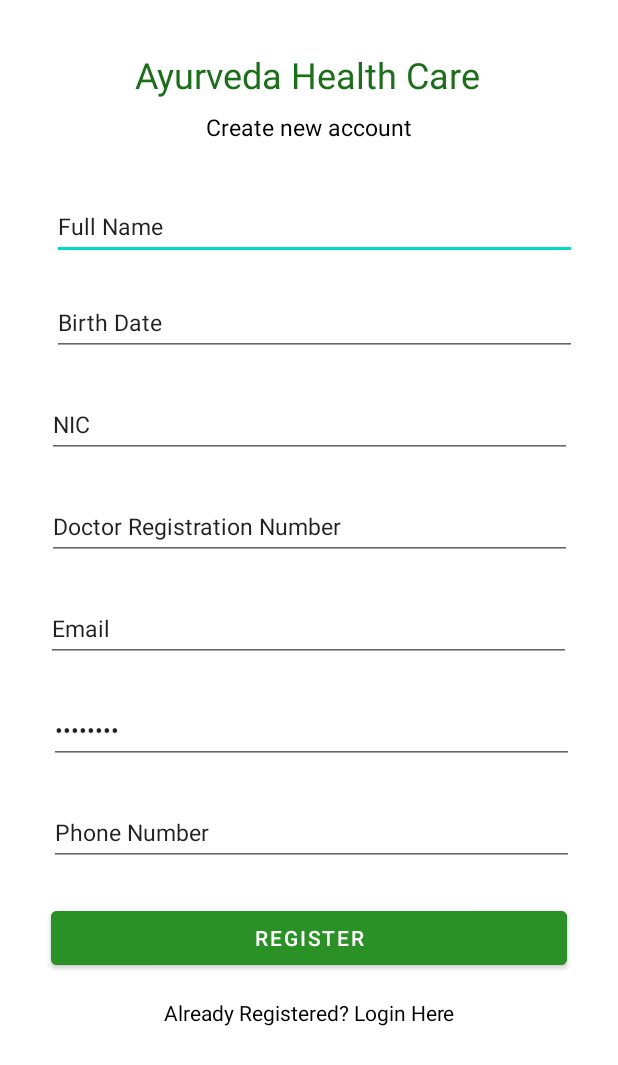
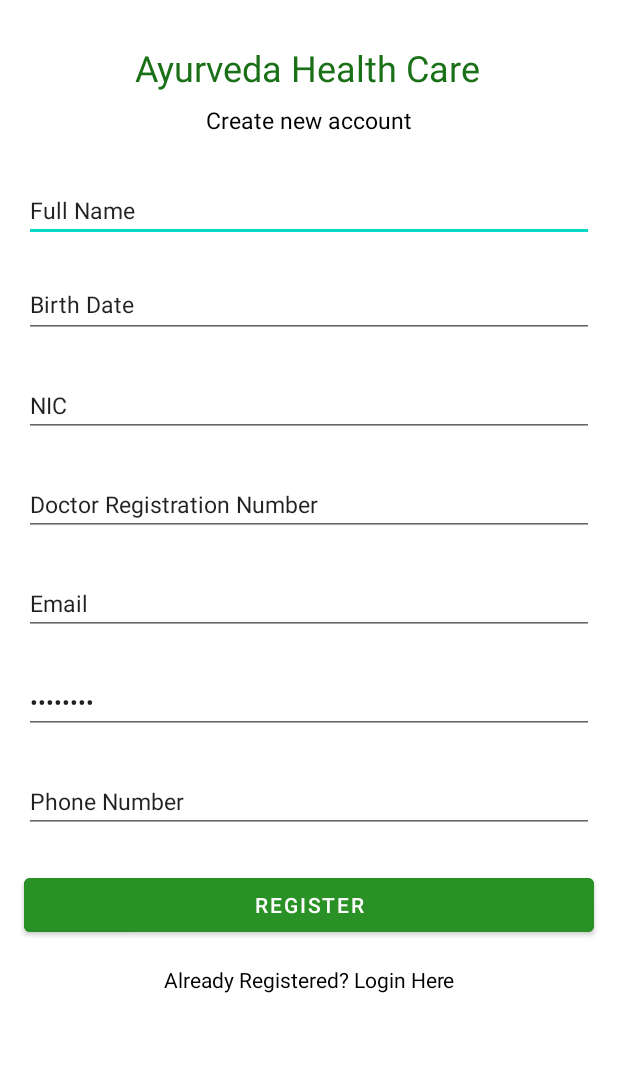
Before and after one commit to ETS-Android1/Ayurveda_Health_Care_App, an Android app: the layout activity_register_doctor.xml on its own in the app's theme, with its tools: preview values and no code run, on a phone screen of 412 x 824 dp. Shown: the top 1065 px of the screen. Run offline under Robolectric (Android 15) with nearby library versions, the phone set to English and light mode, and no system bars; Roboto replaces fonts that are not available here.

Commit message:
Added scroll view

```diff
--- a/app/src/main/res/layout/activity_register_doctor.xml
+++ b/app/src/main/res/layout/activity_register_doctor.xml
@@ -1,9 +1,15 @@
 <?xml version="1.0" encoding="utf-8"?>
-<androidx.constraintlayout.widget.ConstraintLayout xmlns:android="http://schemas.android.com/apk/res/android"
+
+<ScrollView
+    xmlns:android="http://schemas.android.com/apk/res/android"
     xmlns:app="http://schemas.android.com/apk/res-auto"
     xmlns:tools="http://schemas.android.com/tools"
+    android:layout_height="match_parent"
+    android:layout_width="match_parent">
+
+<androidx.constraintlayout.widget.ConstraintLayout
     android:layout_width="match_parent"
-    android:layout_height="match_parent"
+    android:layout_height="wrap_content"
     tools:context=".RegisterDoctor">
 
     <TextView
@@ -35,8 +41,8 @@
 
     <EditText
         android:id="@+id/fullName"
-        android:layout_width="350dp"
-        android:layout_height="44dp"
+        android:layout_width="match_parent"
+        android:layout_height="wrap_content"
         android:layout_marginStart="16dp"
         android:layout_marginEnd="16dp"
         android:ems="10"
@@ -52,8 +58,8 @@
 
     <EditText
         android:id="@+id/Email"
-        android:layout_width="350dp"
-        android:layout_height="44dp"
+        android:layout_width="match_parent"
+        android:layout_height="wrap_content"
         android:layout_marginStart="16dp"
         android:layout_marginTop="24dp"
         android:layout_marginEnd="16dp"
@@ -68,8 +74,8 @@
 
     <EditText
         android:id="@+id/password"
-        android:layout_width="350dp"
-        android:layout_height="44dp"
+        android:layout_width="match_parent"
+        android:layout_height="wrap_content"
         android:layout_marginStart="16dp"
         android:layout_marginTop="24dp"
         android:layout_marginEnd="16dp"
@@ -84,8 +90,8 @@
 
     <EditText
         android:id="@+id/phone"
-        android:layout_width="350dp"
-        android:layout_height="44dp"
+        android:layout_width="match_parent"
+        android:layout_height="wrap_content"
         android:layout_marginStart="16dp"
         android:layout_marginTop="24dp"
         android:layout_marginEnd="16dp"
@@ -100,8 +106,8 @@
 
     <Button
         android:id="@+id/registerButton"
-        android:layout_width="344dp"
-        android:layout_height="48dp"
+        android:layout_width="match_parent"
+        android:layout_height="wrap_content"
         android:layout_marginStart="16dp"
         android:layout_marginTop="24dp"
         android:layout_marginEnd="16dp"
@@ -137,7 +143,7 @@
 
     <EditText
         android:id="@+id/birthDate"
-        android:layout_width="350dp"
+        android:layout_width="match_parent"
         android:layout_height="44dp"
         android:layout_marginStart="16dp"
         android:layout_marginTop="20dp"
@@ -156,8 +162,8 @@
 
     <EditText
         android:id="@+id/nic"
-        android:layout_width="350dp"
-        android:layout_height="44dp"
+        android:layout_width="match_parent"
+        android:layout_height="wrap_content"
         android:layout_marginStart="16dp"
         android:layout_marginTop="24dp"
         android:layout_marginEnd="16dp"
@@ -171,8 +177,8 @@
 
     <EditText
         android:id="@+id/registrationId"
-        android:layout_width="350dp"
-        android:layout_height="44dp"
+        android:layout_width="match_parent"
+        android:layout_height="wrap_content"
         android:layout_marginStart="16dp"
         android:layout_marginTop="24dp"
         android:layout_marginEnd="16dp"
@@ -185,3 +191,5 @@
         app:layout_constraintTop_toBottomOf="@+id/nic" />
 
 </androidx.constraintlayout.widget.ConstraintLayout>
+
+</ScrollView>
```
Also changed, not shown: app/src/main/res/layout/activity_choice_page.xml (+12 -14 lines), app/src/main/res/layout/activity_login.xml (+6 -6 lines), app/src/main/res/layout/activity_register_patient.xml (+22 -14 lines).
